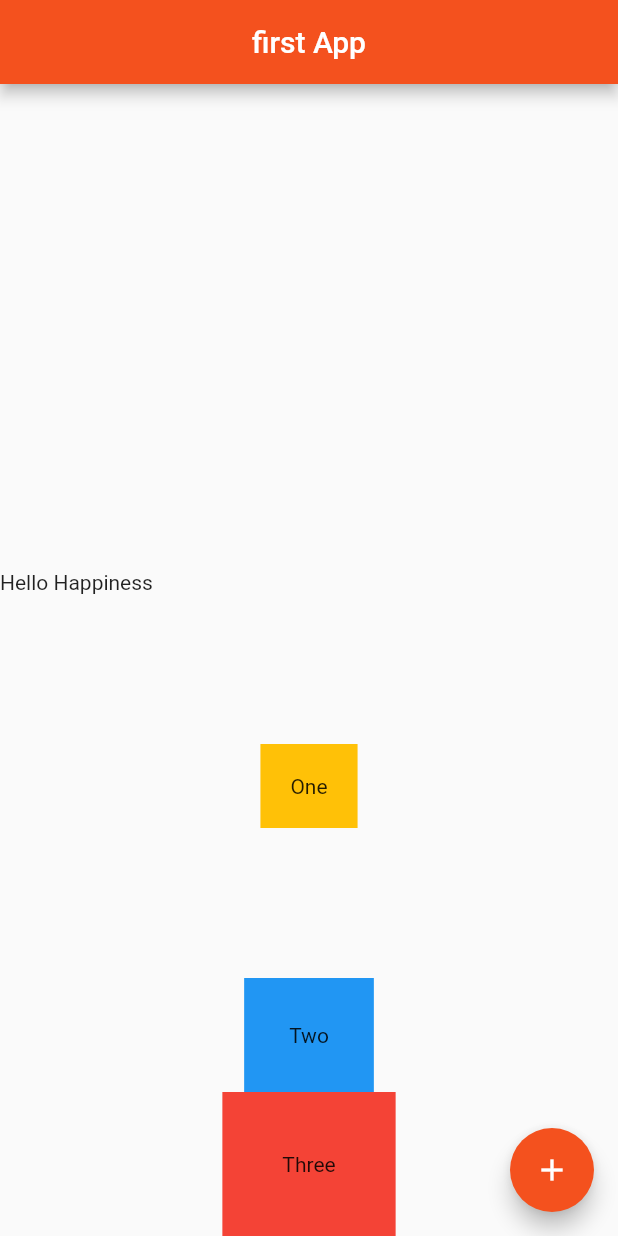
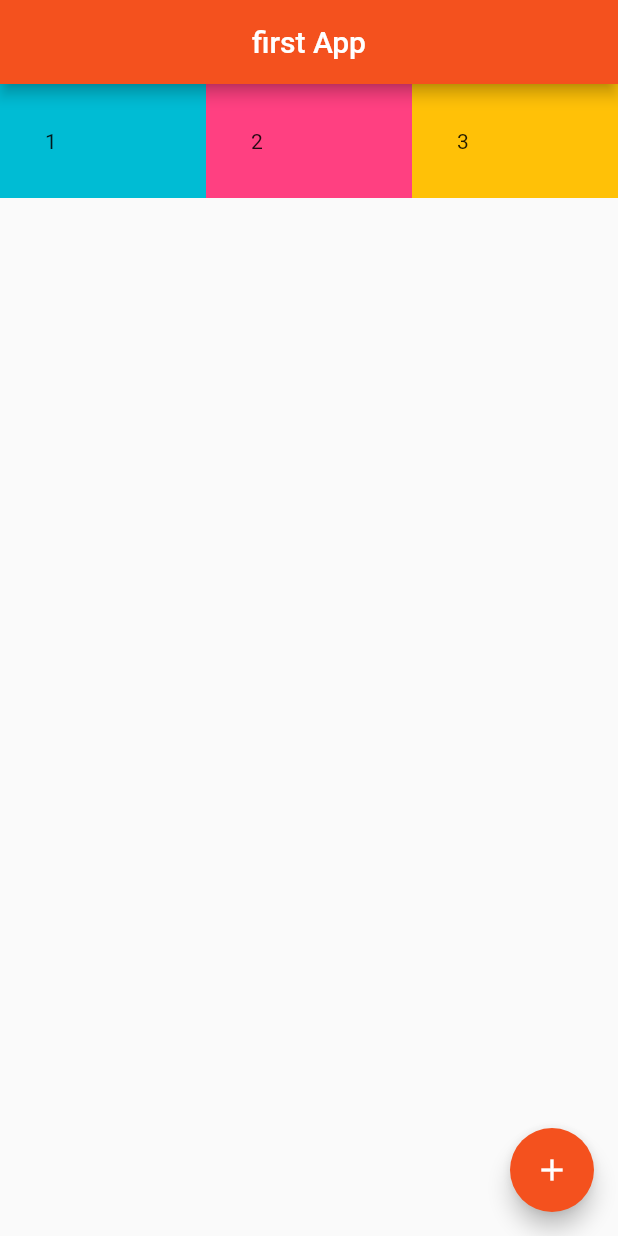
Before and after one commit to Asmaathabet/Quotes, a Flutter app: the screen it shows after launch, on a phone screen of 412 x 824 dp. Run offline on Flutter 3.47's test engine with Material 2 defaults, Android fonts, the phone set to English and light mode, and no system bars.

Commit message:
add expanded widgets

```diff
--- a/lib/main.dart
+++ b/lib/main.dart
@@ -14,37 +14,64 @@ class Home extends StatelessWidget {
     centerTitle: true,
     backgroundColor: Colors.deepOrange[600],  // press ctrl + Q
     ),
-    body: Column(
-      mainAxisAlignment: MainAxisAlignment.end,
-      crossAxisAlignment: CrossAxisAlignment.center,
+    body: Row(
       children: <Widget>[
-        Row(
-          children: <Widget>[
-            Text('Hello '),
-            Text('Happiness'),
-          ],
-        ),
-        Container(
-        child: Padding(
-          padding: const EdgeInsets.all(100.0),
+        Expanded(
+          flex:1,
         child: Container(
-          padding: EdgeInsets.all(20.0) ,
-          color: Colors.amber,
-          child: Text('One'),
+          padding: EdgeInsets.all(30.0),
+          color: Colors.cyan,
+          child: Text('1'),
         ),
         ),
+        Expanded(
+          flex: 1,
+          child: Container(
+            padding: EdgeInsets.all(30.0),
+            color: Colors.pinkAccent,
+            child: Text('2'),
+          ),
         ),
-        Container(
-          padding: EdgeInsets.all(30.0) ,
-          color: Colors.blue,
-          child: Text('Two'),
-        ),
-        Container(
-          padding: EdgeInsets.all(40.0) ,
-          color: Colors.red,
-          child: Text('Three'),
+        Expanded(
+          flex: 1,
+          child: Container(
+            padding: EdgeInsets.all(30.0),
+            color: Colors.amber,
+            child: Text('3'),
+          ),
         ),
       ],
+//    Column(
+//      mainAxisAlignment: MainAxisAlignment.end,
+//      crossAxisAlignment: CrossAxisAlignment.center,
+//      children: <Widget>[
+//        Row(
+//          children: <Widget>[
+//            Text('Hello '),
+//            Text('Happiness'),
+//          ],
+//        ),
+//        Container(
+//        child: Padding(
+//          padding: const EdgeInsets.all(100.0),
+//        child: Container(
+//          padding: EdgeInsets.all(20.0) ,
+//          color: Colors.amber,
+//          child: Text('One'),
+//        ),
+//        ),
+//        ),
+//        Container(
+//          padding: EdgeInsets.all(30.0) ,
+//          color: Colors.blue,
+//          child: Text('Two'),
+//        ),
+//        Container(
+//          padding: EdgeInsets.all(40.0) ,
+//          color: Colors.red,
+//          child: Text('Three'),
+//        ),
+//      ],
 //    Row(
 //      mainAxisAlignment: MainAxisAlignment.spaceEvenly,
 //      crossAxisAlignment: CrossAxisAlignment.center,
```
